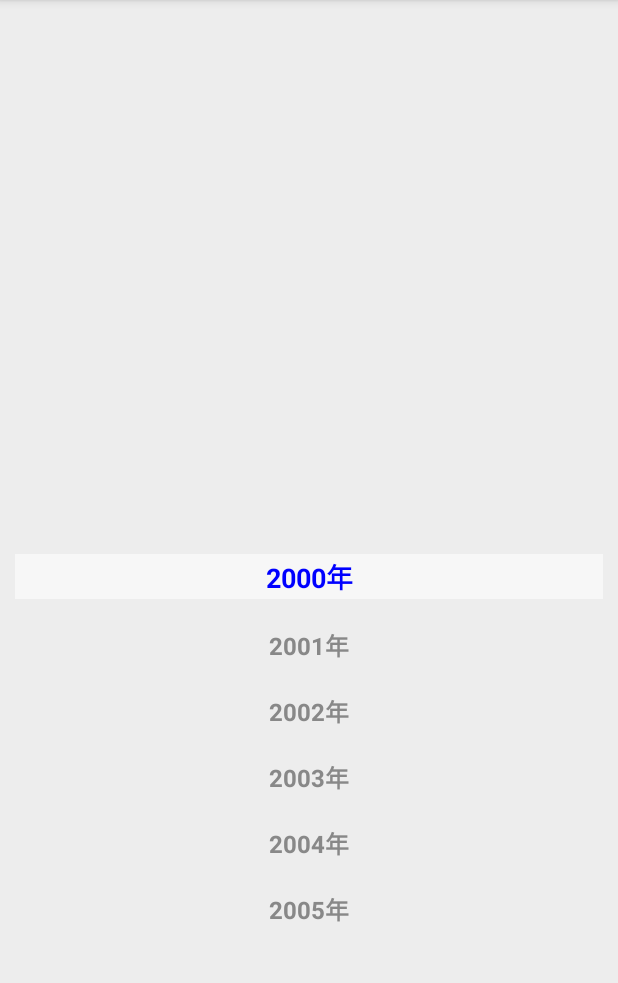
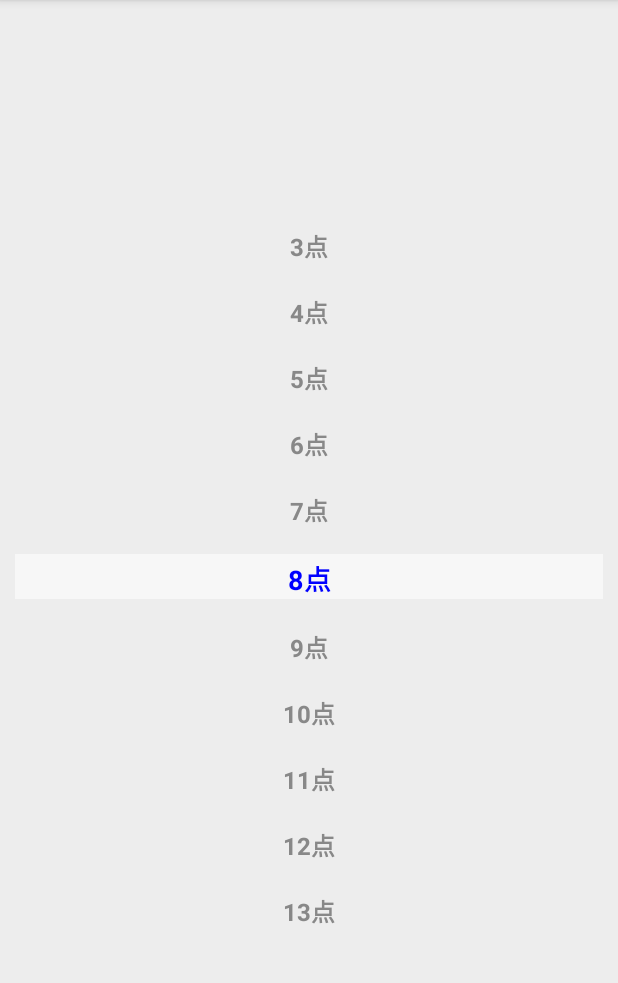
Before and after one commit to jousen/jwheel, an Android app: the screen it shows after launch (MainActivity), on a phone screen of 412 x 824 dp, the part 84-1067 px from its top. Run offline under Robolectric (Android 15) with nearby library versions, the light colour scheme and no system bars.

Commit message:
version 2.0 fix select scroll bug

```diff
--- a/app/build.gradle
+++ b/app/build.gradle
@@ -35,6 +35,6 @@ dependencies {
     testImplementation 'junit:junit:4.13.2'
     androidTestImplementation 'androidx.test.ext:junit:1.1.2'
     androidTestImplementation 'androidx.test.espresso:espresso-core:3.3.0'
-//    implementation 'com.github.jousen:jwheel:1.9'
+//    implementation 'com.github.jousen:jwheel:2.0'
     implementation project(path: ':jwheel')
 }
--- a/app/src/main/java/com/jousen/plugin/jwheel/MainActivity.java
+++ b/app/src/main/java/com/jousen/plugin/jwheel/MainActivity.java
@@ -17,8 +17,8 @@ public class MainActivity extends AppCompatActivity {
         setContentView(R.layout.activity_main);
 
         List<String> list = new ArrayList<>();
-        for (int i = 2000; i < 2030; i++) {
-            list.add(i + "年");
+        for (int i = 1; i < 24; i++) {
+            list.add(i + "点");
         }
         WheelView wheelView = findViewById(R.id.wheel_view);
         //设置选中文本的样式
@@ -27,6 +27,8 @@ public class MainActivity extends AppCompatActivity {
         wheelView.setUnSelectTextStyle(16, Color.GRAY);
         //设置内容
         wheelView.setData(list);
+        //若默认选中8点，则应该为 8 - 1（数组首位）
+        wheelView.setSelectItem(8 - 1);
         //监听选中内容
         wheelView.setOnSelectListener((position, data) -> Log.e("Select Position:", position + "|" + data));
     }
--- a/jwheel/build.gradle
+++ b/jwheel/build.gradle
@@ -12,8 +12,8 @@ android {
     defaultConfig {
         minSdkVersion 21
         targetSdkVersion 30
-        versionCode 19
-        versionName "1.9"
+        versionCode 20
+        versionName "2.0"
 
         testInstrumentationRunner "androidx.test.runner.AndroidJUnitRunner"
         consumerProguardFiles "consumer-rules.pro"
--- a/jwheel/src/main/java/com/jousen/plugin/jwheel/WheelView.java
+++ b/jwheel/src/main/java/com/jousen/plugin/jwheel/WheelView.java
@@ -53,18 +53,22 @@ public class WheelView extends RecyclerView {
     }
 
     public void setData(List<String> items) {
-        setData(items, 0);
-    }
-
-    public void setData(List<String> items, int defaultPosition) {
         wheelAdapter.setData(items);
         if (items.size() > 0) {
-            smoothScrollToPosition(defaultPosition);
+            smoothScrollToPosition(0);
         }
     }
 
     public void setSelectItem(int position) {
-        smoothScrollToPosition(position);
+        if (position < 0) {
+            return;
+        }
+        if (position == 0) {
+            smoothScrollToPosition(0);
+            return;
+        }
+        scrollToPosition(position);
+        smoothScrollToPosition(position + 1);
     }
 
     public void setOnSelectListener(OnSelectListener onSelectListener) {
```
Also changed, not shown: 1 other file.
